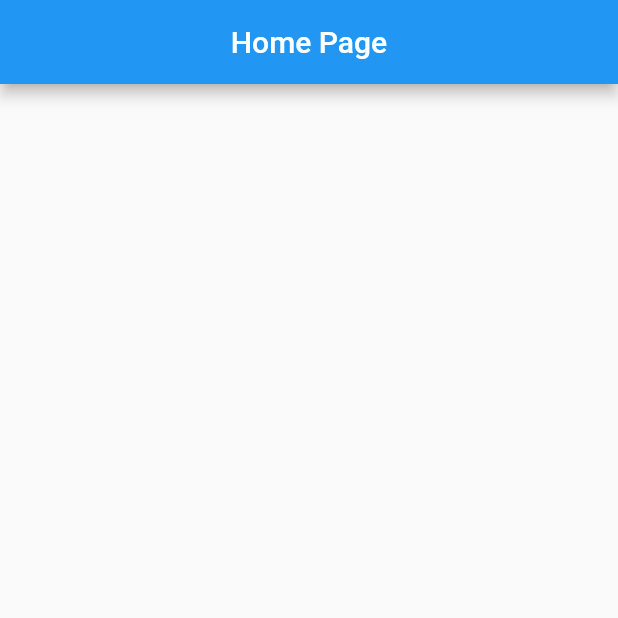
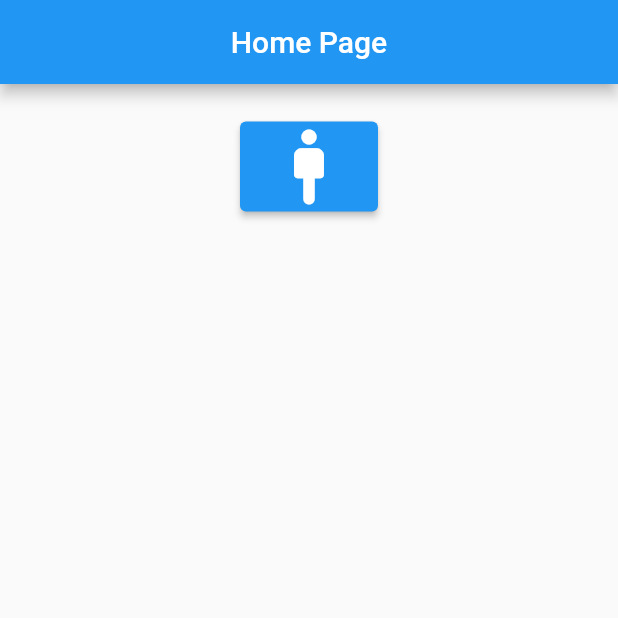
Before and after one commit to AliKomayha/HealthMate_Calc, a Flutter app: the screen it shows after launch, on a phone screen of 412 x 824 dp, the top half of it. Run offline on Flutter 3.47's test engine with Material 2 defaults, Android fonts, the phone set to English and light mode, and no system bars.

```diff
--- a/lib/home.dart
+++ b/lib/home.dart
@@ -1,4 +1,5 @@
 import 'package:flutter/material.dart';
+import 'malePage.dart';
 
 class Home extends StatefulWidget {
   const Home({super.key});
@@ -16,6 +17,26 @@ class _HomeState extends State<Home> {
         title: const Text('Home Page'),
         centerTitle: true,
       ),
+      body: Center(child: Column(
+
+        children: [
+          const SizedBox(height: 25.0,),
+
+          ElevatedButton(
+              child: const Icon(Icons.man_2_rounded, size: 60),
+              onPressed: (){
+
+                Navigator.of(context).push(
+                  MaterialPageRoute(builder: (context)=> const malePage(),
+                  )
+
+                );
+
+              },
+          )
+        ],
+
+      ),)
     );
   }
 }
```
Also changed, not shown: lib/malePage.dart (added, +21 -0 lines).
